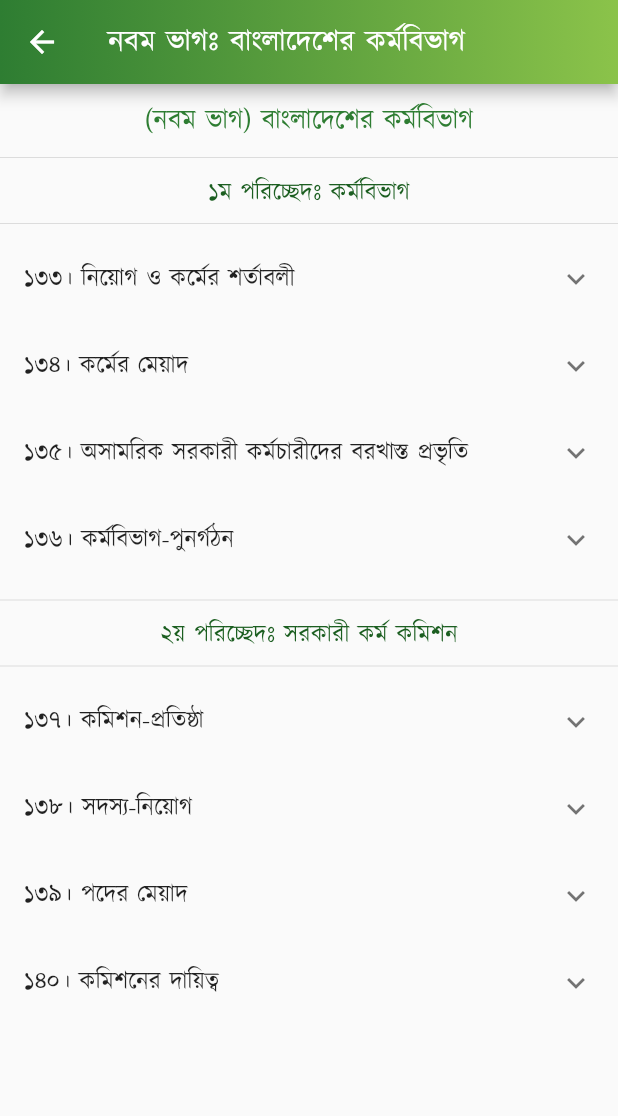
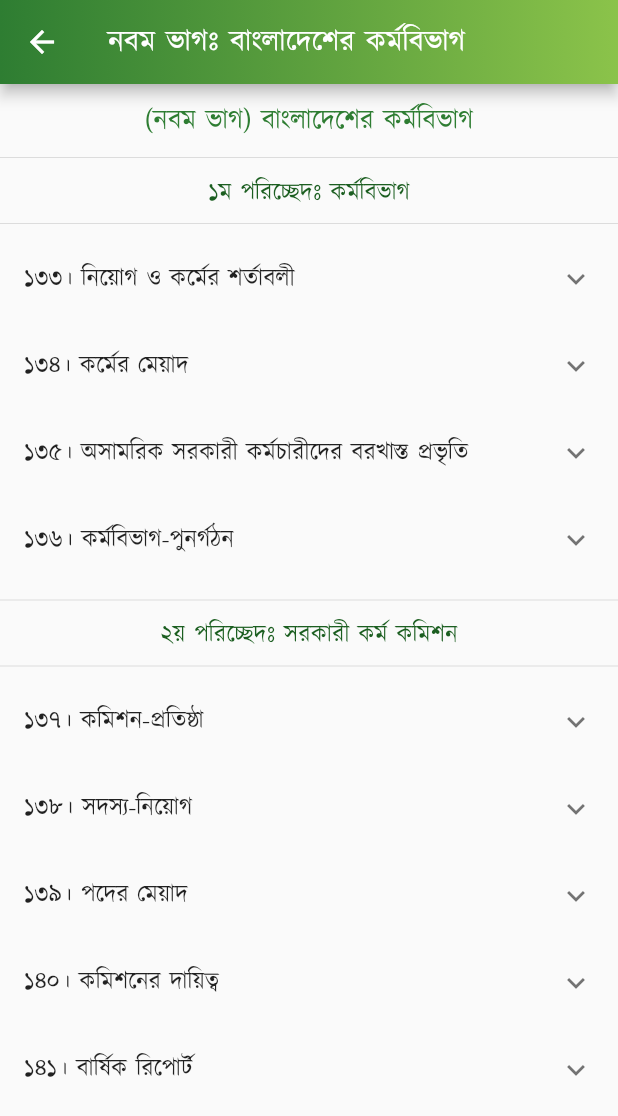
Before and after one commit to Azimul-Haque/flutter-onesignal, a Flutter app: the PartNine screen opened directly, on a phone screen of 412 x 824 dp. Shown: the top 1116 px of the screen. Run offline on Flutter 3.47's test engine with Material 2 defaults, Android fonts, the phone set to English and light mode, and no system bars; our stand-ins replace fluttertoast, package_info_plus, percent_indicator, shared_preferences, sqflite; missing offline and left inert: blinking_text, flutter_share, onesignal_flutter, slide_popup_dialog; accounts and stored records are empty; network calls fail.

Commit message:
Commit Sat 04/30/2022  0:17:13.21 8027

```diff
--- a/lib/pages/constitution/part9.dart
+++ b/lib/pages/constitution/part9.dart
@@ -175,11 +175,26 @@ class PartNine extends StatelessWidget {
               )),
             ],
           ),
+          ExpansionTile(
+            title: Text('১৪১। বার্ষিক রিপোর্ট'),
+            children: <Widget>[
+              ListTile(
+                  title: SelectableText(
+                '১৪১। (১) প্রত্যেক কমিশন প্রতি বৎসর মার্চ মাসের প্রথম দিবসে বা তাহার পূর্বে পূর্ববর্তী একত্রিশে ডিসেম্বরে সমাপ্ত এক বৎসরে স্বীয় কার্যাবলী সম্বন্ধে রিপোর্ট প্রস্তুত করিবেন এবং তাহা রাষ্ট্রপতির নিকট পেশ করিবেন।',
+                textAlign: TextAlign.justify,
+              )),
+              ListTile(
+                  title: SelectableText(
+                '(২) সংসদ কর্তৃক প্রণীত কোন আইন এবং কোন কমিশনের সহিত পরামর্শক্রমে রাষ্ট্রপতি কর্তৃক প্রণীত কোন প্রবিধানের (যাহা অনুরূপ আইনের সহিত অসমঞ্জস নহে) বিধানাবলী-সাপেক্ষে রাষ্ট্রপতি নিম্নলিখিত ক্ষেত্রসমূহে কোন কমিশনের সহিত পরামর্শ করিবেন: \n(ক) প্রজাতন্ত্রের কর্মের জন্য যোগ্যতা ও তাহাতে নিয়োগের পদ্ধতি সম্পর্কিত বিষয়াদি; \n(খ) প্রজাতন্ত্রের কর্মে নিয়োগদান, উক্ত কর্মের এক শাখা হইতে অন্য শাখায় পদোন্নতিদান ও বদলিকরণ এবং অনুরূপ নিয়োগদান, পদোন্নতিদান বা বদলিকরণের জন্য প্রার্থীর উপযোগিতা-নির্ণয় সম্পর্কে অনুসরণীয় নীতিসমূহ; \n(গ) অবসর ভাতার অধিকারসহ প্রজাতন্ত্রের কর্মের শর্তাবলীকে প্রভাবিত করে, এইরূপ বিষয়াদি; এবং \n(ঘ) প্রজাতন্ত্রের কর্মের শৃঙ্খলামূলক বিষয়াদি।',
+                textAlign: TextAlign.justify,
+              )),
+            ],
+          ),
           Padding(
             padding: EdgeInsets.all(15),
             child: Column(children: <Widget>[
               Text(
-                " \n\n \n\n \n\n \n\n১৪১। বার্ষিক রিপোর্ট \n\n\nনবম-ক ভাগ জরুরী বিধানাবলী \n\n১৪১ক। জরুরী-অবস্থা ঘোষণা \n\n১৪১খ। জরুরী-অবস্থার সময় সংবিধানের কতিপয় অনুচ্ছেদের বিধান স্থগিতকরণ \n\n১৪১গ। জরুরী-অবস্থার সময় মৌলিক অধিকারসমূহ স্থগিতকরণ",
+                " \n\n \n\n \n\n \n\n \n\n\nনবম-ক ভাগ জরুরী বিধানাবলী \n\n১৪১ক। জরুরী-অবস্থা ঘোষণা \n\n১৪১খ। জরুরী-অবস্থার সময় সংবিধানের কতিপয় অনুচ্ছেদের বিধান স্থগিতকরণ \n\n১৪১গ। জরুরী-অবস্থার সময় মৌলিক অধিকারসমূহ স্থগিতকরণ",
                 style:
                     TextStyle(color: Colors.black87, fontSize: 15, height: 1.5),
                 textAlign: TextAlign.justify,
```
